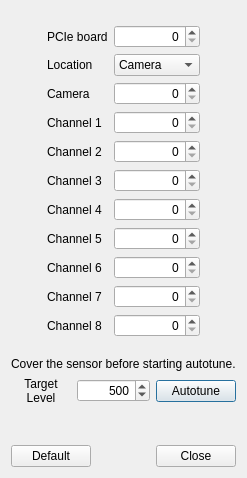
Old version of the form escam/dialogdac.ui in the repository Entwicklungsburo-Stresing/EBST_CAM.
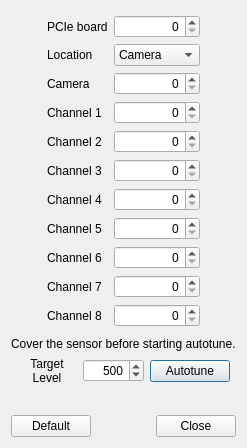
New version of the form.

Commit message:
Add spacers to manage resizing
Adding spacers to the window to keep all the ui components in the middle of the screen

What changed in the file:
```diff
--- a/escam/dialogdac.ui
+++ b/escam/dialogdac.ui
@@ -6,8 +6,8 @@
    <rect>
     <x>0</x>
     <y>0</y>
-    <width>240</width>
-    <height>478</height>
+    <width>244</width>
+    <height>448</height>
    </rect>
   </property>
   <property name="windowTitle">
@@ -264,6 +264,19 @@
    </item>
    <item>
     <layout class="QHBoxLayout" name="horizontalLayoutAutotune">
+     <item>
+      <spacer name="horizontalSpacer_5">
+       <property name="orientation">
+        <enum>Qt::Orientation::Horizontal</enum>
+       </property>
+       <property name="sizeHint" stdset="0">
+        <size>
+         <width>40</width>
+         <height>20</height>
+        </size>
+       </property>
+      </spacer>
+     </item>
      <item>
       <widget class="QLabel" name="labelTarget">
        <property name="sizePolicy">
@@ -316,6 +329,19 @@
        </property>
       </widget>
      </item>
+     <item>
+      <spacer name="horizontalSpacer_4">
+       <property name="orientation">
+        <enum>Qt::Orientation::Horizontal</enum>
+       </property>
+       <property name="sizeHint" stdset="0">
+        <size>
+         <width>40</width>
+         <height>20</height>
+        </size>
+       </property>
+      </spacer>
+     </item>
     </layout>
    </item>
    <item>
```
The commit also changes 1 other file.
